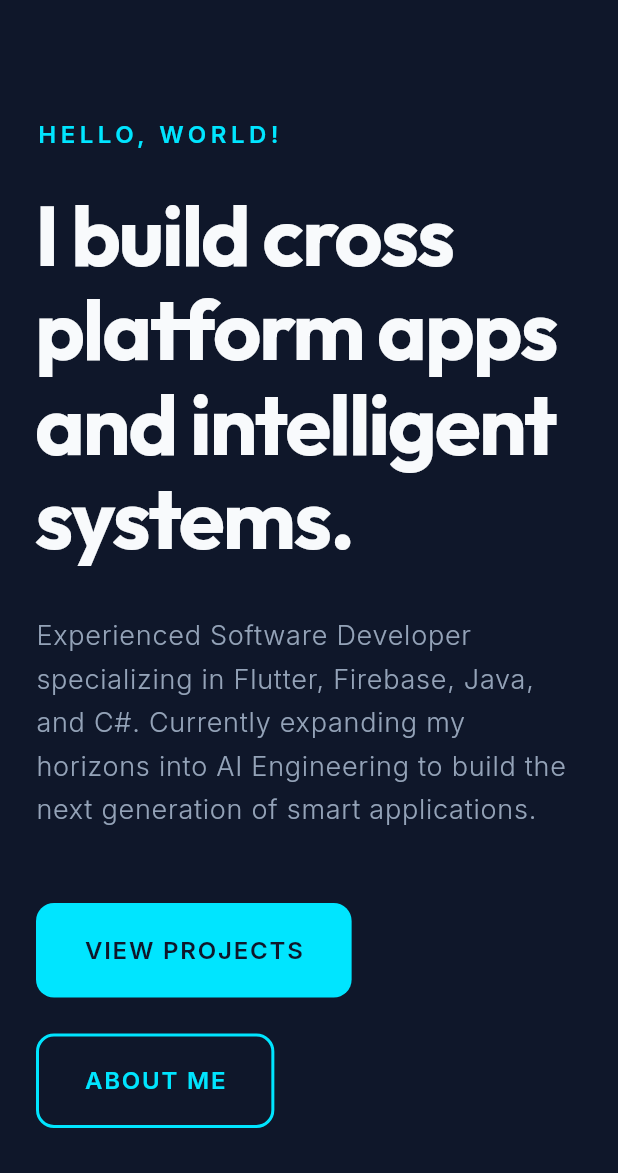
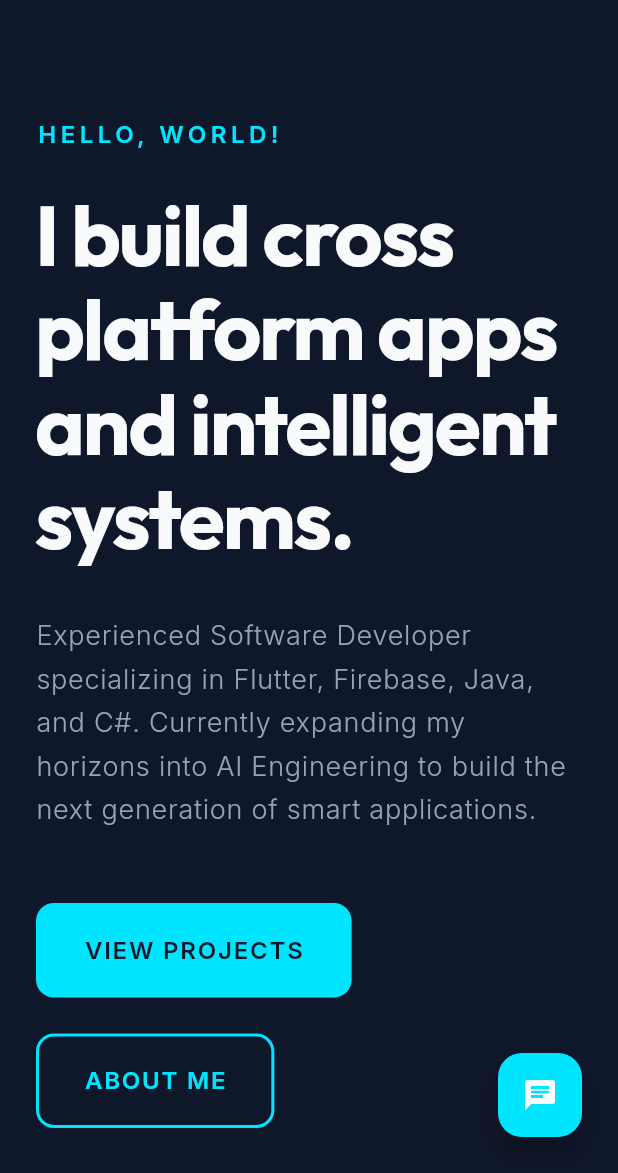
Before and after one commit to DPHLong/my_portfolio, a Flutter app: the screen it shows after launch, on a phone screen of 412 x 824 dp, the part 63-1236 px from its top. Run offline on Flutter 3.47's test engine with Material 3 defaults, Android fonts, the phone set to English and light mode, and no system bars; our stand-ins replace cloud_firestore, firebase_core, flutter_markdown, flutter_riverpod, go_router, google_fonts and 1 more; accounts and stored records are empty.

Commit message:
feat: implement AI portfolio assistant with Gemini integration and chat interface

```diff
--- /dev/null
+++ b/lib/core/env.dart
@@ -0,0 +1,5 @@
+class Env {
+  // Never commit this file to public repositories!
+  // Add lib/core/env.dart to your .gitignore
+  static const String geminiApiKey = '';
+}
--- a/lib/layout/responsive_layout.dart
+++ b/lib/layout/responsive_layout.dart
@@ -1,5 +1,6 @@
 import 'package:flutter/material.dart';
 import 'package:go_router/go_router.dart';
+import '../widgets/chat_widget.dart';
 
 class ResponsiveLayout extends StatelessWidget {
   final Widget child;
@@ -30,10 +31,15 @@ class ResponsiveLayout extends StatelessWidget {
             )
           : null,
       drawer: isMobile(context) ? const MobileDrawer() : null,
-      body: Column(
+      body: Stack(
         children: [
-          if (isDesktop(context)) const DesktopNavBar(),
-          Expanded(child: child),
+          Column(
+            children: [
+              if (isDesktop(context)) const DesktopNavBar(),
+              Expanded(child: child),
+            ],
+          ),
+          const ChatWidget(),
         ],
       ),
     );
--- /dev/null
+++ b/lib/widgets/chat_widget.dart
@@ -0,0 +1,200 @@
+import 'package:flutter/material.dart';
+import 'package:flutter_riverpod/flutter_riverpod.dart';
+import 'package:flutter_markdown/flutter_markdown.dart';
+import '../providers/chat_provider.dart';
+
+class ChatWidget extends ConsumerStatefulWidget {
+  const ChatWidget({super.key});
+
+  @override
+  ConsumerState<ChatWidget> createState() => _ChatWidgetState();
+}
+
+class _ChatWidgetState extends ConsumerState<ChatWidget> {
+  bool _isOpen = false;
+  final _controller = TextEditingController();
+  final _scrollController = ScrollController();
+  bool _isLoading = false;
+
+  void _scrollToBottom() {
+    WidgetsBinding.instance.addPostFrameCallback((_) {
+      if (_scrollController.hasClients) {
+        _scrollController.animateTo(
+          _scrollController.position.maxScrollExtent,
+          duration: const Duration(milliseconds: 300),
+          curve: Curves.easeOut,
+        );
+      }
+    });
+  }
+
+  @override
+  void dispose() {
+    _controller.dispose();
+    _scrollController.dispose();
+    super.dispose();
+  }
+
+  Future<void> _handleSend() async {
+    if (_controller.text.trim().isEmpty) return;
+
+    final text = _controller.text;
+    _controller.clear();
+
+    setState(() => _isLoading = true);
+    _scrollToBottom();
+
+    await ref.read(chatProvider.notifier).sendMessage(text);
+
+    if (mounted) {
+      setState(() => _isLoading = false);
+      _scrollToBottom();
+    }
+  }
+
+  @override
+  Widget build(BuildContext context) {
+    final chatState = ref.watch(chatProvider);
+
+    return Positioned(
+      bottom: 24,
+      right: 24,
+      child: Column(
+        crossAxisAlignment: CrossAxisAlignment.end,
+        mainAxisSize: MainAxisSize.min,
+        children: [
+          if (_isOpen)
+            Container(
+              width: 350,
+              height: 500,
+              margin: const EdgeInsets.only(bottom: 16),
+              decoration: BoxDecoration(
+                color: Theme.of(context).scaffoldBackgroundColor,
+                borderRadius: BorderRadius.circular(16),
+                boxShadow: [
+                  BoxShadow(
+                    color: Colors.black.withOpacity(0.2),
+                    blurRadius: 15,
+                    offset: const Offset(0, 5),
+                  ),
+                ],
+              ),
+              child: Column(
+                children: [
+                  // Header
+                  Container(
+                    padding: const EdgeInsets.all(16),
+                    decoration: BoxDecoration(
+                      color: Theme.of(context).primaryColor,
+                      borderRadius: const BorderRadius.vertical(top: Radius.circular(16)),
+                    ),
+                    child: Row(
+                      mainAxisAlignment: MainAxisAlignment.spaceBetween,
+                      children: [
+                        const Text(
+                          'AI Assistant',
+                          style: TextStyle(color: Colors.white, fontWeight: FontWeight.bold, fontSize: 16),
+                        ),
+                        IconButton(
+                          icon: const Icon(Icons.close, color: Colors.white, size: 20),
+                          onPressed: () => setState(() => _isOpen = false),
+                          padding: EdgeInsets.zero,
+                          constraints: const BoxConstraints(),
+                        ),
+                      ],
+                    ),
+                  ),
+                  // Chat history
+                  Expanded(
+                    child: ListView.builder(
+                      controller: _scrollController,
+                      padding: const EdgeInsets.all(16),
+                      itemCount: chatState.length,
+                      itemBuilder: (context, index) {
+                        final msg = chatState[index];
+                        return _buildMessage(msg);
+                      },
+                    ),
+                  ),
+                  if (_isLoading)
+                    const Padding(
+                      padding: EdgeInsets.all(8.0),
+                      child: Row(
+                        children: [
+                          SizedBox(width: 16),
+                          SizedBox(width: 16, height: 16, child: CircularProgressIndicator(strokeWidth: 2)),
+                          SizedBox(width: 8),
+                          Text('AI is typing...', style: TextStyle(color: Colors.grey, fontSize: 12)),
+                        ],
+                      ),
+                    ),
+                  // Input area
+                  Container(
+                    padding: const EdgeInsets.symmetric(horizontal: 12, vertical: 8),
+                    decoration: BoxDecoration(
+                      border: Border(top: BorderSide(color: Theme.of(context).dividerColor.withOpacity(0.1))),
+                    ),
+                    child: Row(
+                      children: [
+                        Expanded(
+                          child: TextField(
+                            controller: _controller,
+                            decoration: const InputDecoration(
+                              hintText: 'Ask me anything...',
+                              border: InputBorder.none,
+                              enabledBorder: InputBorder.none,
+                              focusedBorder: InputBorder.none,
+                            ),
+                            onSubmitted: (_) => _handleSend(),
+                          ),
+                        ),
+                        IconButton(
+                          icon: Icon(Icons.send, color: Theme.of(context).primaryColor),
+                          onPressed: _isLoading ? null : _handleSend,
+                        ),
+                      ],
+                    ),
+                  ),
+                ],
+              ),
+            ),
+          FloatingActionButton(
+            backgroundColor: Theme.of(context).primaryColor,
+            onPressed: () => setState(() {
+              _isOpen = !_isOpen;
+              if (_isOpen) _scrollToBottom();
+            }),
+            child: Icon(_isOpen ? Icons.close : Icons.chat, color: Colors.white),
+          ),
+        ],
+      ),
+    );
+  }
+
+  Widget _buildMessage(ChatMessage msg) {
+    return Align(
+      alignment: msg.isUser ? Alignment.centerRight : Alignment.centerLeft,
+      child: Container(
+        margin: const EdgeInsets.only(bottom: 12),
+        padding: const EdgeInsets.symmetric(horizontal: 16, vertical: 12),
+        decoration: BoxDecoration(
+          color: msg.isUser
+              ? Theme.of(context).primaryColor
+              : Theme.of(context).colorScheme.surface,
+          borderRadius: BorderRadius.circular(16).copyWith(
+            bottomRight: msg.isUser ? const Radius.circular(0) : const Radius.circular(16),
+            bottomLeft: msg.isUser ? const Radius.circular(16) : const Radius.circular(0),
+          ),
+          border: msg.isUser ? null : Border.all(color: Theme.of(context).dividerColor.withOpacity(0.1)),
+        ),
+        constraints: const BoxConstraints(maxWidth: 280),
+        child: MarkdownBody(
+          data: msg.text,
+          styleSheet: MarkdownStyleSheet(
+            p: TextStyle(color: msg.isUser ? Colors.white : Theme.of(context).textTheme.bodyMedium?.color),
+          ),
+        ),
+      ),
+    );
+  }
+}
--- a/pubspec.yaml
+++ b/pubspec.yaml
@@ -19,6 +19,8 @@ dependencies:
   url_launcher: ^6.3.2
   firebase_core: ^4.7.0
   cloud_firestore: ^6.3.0
+  google_generative_ai: ^0.4.3
+  flutter_markdown: ^0.7.2+1
 
 dev_dependencies:
   flutter_test:
```
Also changed, not shown: lib/providers/chat_provider.dart (added, +85 -0 lines), pubspec.lock.
